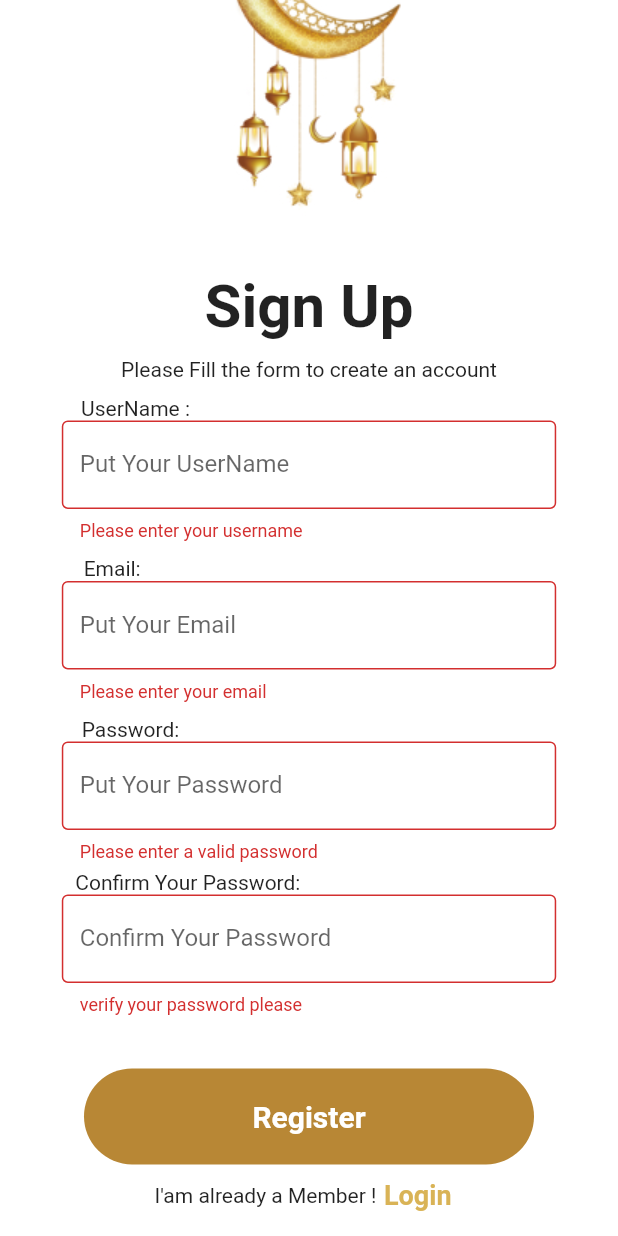
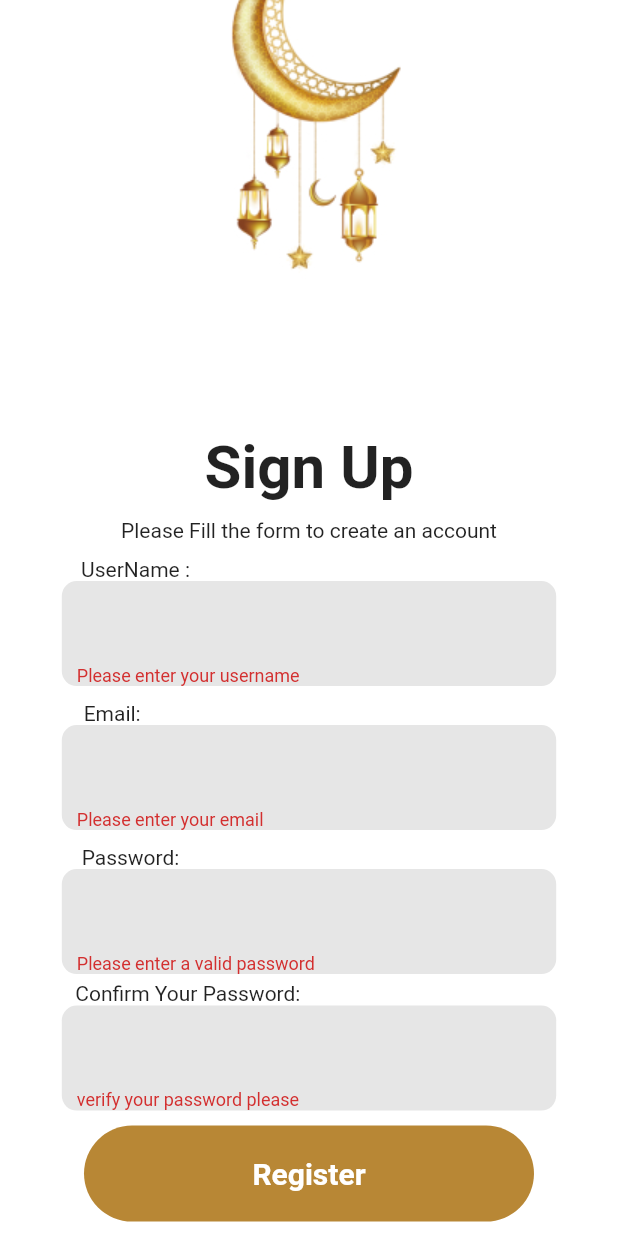
Before and after one commit to l-raouf/debug-entity, a Flutter app: the RegisterP screen opened directly, after a tap on "Register", on a phone screen of 412 x 824 dp. Run offline on Flutter 3.47's test engine with Material 2 defaults, Android fonts, the phone set to English and light mode, and no system bars; our stand-ins replace cloud_firestore, firebase_auth, firebase_core, firebase_storage, fluttertoast, hexcolor and 2 more; accounts and stored records are empty; project files that could hold a hidden picture were left out.

Commit message:
login + register detail chaned + animation with gesture detection

```diff
--- a/lib/main.dart
+++ b/lib/main.dart
@@ -1,5 +1,6 @@
 import 'package:debug_entity/pages/AdminDashboard/AdminDashboard.dart';
 import 'package:debug_entity/pages/AdminFoodValidation/FoodValidation.dart';
+import 'package:debug_entity/pages/Register/RegisterP.dart';
 import 'package:debug_entity/pages/SignIn/SignInP.dart';
 import 'package:debug_entity/pages/leaderboard/LeaderBoard.dart';
 import 'package:debug_entity/pages/mainAdmin/MainAdmin.dart';
@@ -12,7 +13,7 @@ Future<void> main() async {
   await Firebase.initializeApp();
   runApp(MaterialApp(
     debugShowCheckedModeBanner: false,
-    home: MainAdmin(),
+    home: RegisterP(),
   ));
 /*
 import 'package:debug_entity/pages/Profile/ProfileP.dart';
--- a/lib/pages/Register/RegisterP.dart
+++ b/lib/pages/Register/RegisterP.dart
@@ -21,17 +21,20 @@ class _RegisterPState extends State<RegisterP> {
   @override
   Widget build(BuildContext context) {
     var screenSize = MediaQuery.of(context).size;
-    return Scaffold(
-        body: Stack(
+    return GestureDetector(
+        onTap: () => FocusScope.of(context).requestFocus(FocusNode()),
+        child: Scaffold(
+            body: SafeArea(
+                child: Stack(
           children: [
             Container(
               color: Colors.white,
             ),
             Align(
-            alignment: Alignment(0.0, -1.8),
+                alignment: Alignment(0.0, -1.6),
                 child: Image(image: AssetImage('assets/hilal2.jpg'))),
             Align(
-          alignment: Alignment(0.0, 1.2),
+              alignment: Alignment(0.0, 2.5),
               child: Form(
                 key: _formkey,
                 child: Container(
@@ -41,7 +44,8 @@ class _RegisterPState extends State<RegisterP> {
                     Container(
                         child: Text(
                       'Sign Up',
-                  style: TextStyle(fontSize: 40, fontWeight: FontWeight.bold),
+                      style:
+                          TextStyle(fontSize: 40, fontWeight: FontWeight.bold),
                     )),
                     Container(
                         margin: EdgeInsets.only(top: 10),
@@ -54,7 +58,13 @@ class _RegisterPState extends State<RegisterP> {
                         Align(
                             alignment: Alignment(-0.90, 0.0),
                             child: Text('UserName :')),
-                    TextFormField(
+                        Container(
+                            padding: EdgeInsets.only(left: 10, right: 10),
+                            decoration: BoxDecoration(
+                                color: Color.fromARGB(110, 196, 196, 196),
+                                borderRadius:
+                                    BorderRadius.all(Radius.circular(10))),
+                            child: TextFormField(
                               controller: usernameController,
                               onSaved: (value) {
                                 usernameController.text = value!;
@@ -66,11 +76,10 @@ class _RegisterPState extends State<RegisterP> {
                                 return null;
                               },
                               decoration: InputDecoration(
-                        labelText: 'Put Your UserName',
-                        border: OutlineInputBorder(),
+                                border: InputBorder.none,
                               ),
                               keyboardType: TextInputType.name,
-                    )
+                            ))
                       ]),
                     ),
                     Container(
@@ -79,7 +88,13 @@ class _RegisterPState extends State<RegisterP> {
                         Align(
                             alignment: Alignment(-0.90, 0.0),
                             child: Text('Email:')),
-                    TextFormField(
+                        Container(
+                            padding: EdgeInsets.only(left: 10, right: 10),
+                            decoration: BoxDecoration(
+                                color: Color.fromARGB(110, 196, 196, 196),
+                                borderRadius:
+                                    BorderRadius.all(Radius.circular(10))),
+                            child: TextFormField(
                               controller: emailController,
                               onSaved: (value) {
                                 emailController.text = value!;
@@ -91,11 +106,10 @@ class _RegisterPState extends State<RegisterP> {
                                 return null;
                               },
                               decoration: InputDecoration(
-                        labelText: 'Put Your Email',
-                        border: OutlineInputBorder(),
+                                border: InputBorder.none,
                               ),
                               keyboardType: TextInputType.emailAddress,
-                    )
+                            ))
                       ]),
                     ),
                     Container(
@@ -104,7 +118,13 @@ class _RegisterPState extends State<RegisterP> {
                         Align(
                             alignment: Alignment(-0.90, 0.0),
                             child: Text('Password:')),
-                    TextFormField(
+                        Container(
+                            padding: EdgeInsets.only(left: 10, right: 10),
+                            decoration: BoxDecoration(
+                                color: Color.fromARGB(110, 196, 196, 196),
+                                borderRadius:
+                                    BorderRadius.all(Radius.circular(10))),
+                            child: TextFormField(
                               controller: passwordController,
                               onSaved: (value) {
                                 passwordController.text = value!;
@@ -118,11 +138,10 @@ class _RegisterPState extends State<RegisterP> {
                                 return null;
                               },
                               decoration: InputDecoration(
-                        labelText: 'Put Your Password',
-                        border: OutlineInputBorder(),
+                                border: InputBorder.none,
                               ),
                               keyboardType: TextInputType.visiblePassword,
-                    )
+                            ))
                       ]),
                     ),
                     Container(
@@ -131,7 +150,13 @@ class _RegisterPState extends State<RegisterP> {
                         Align(
                             alignment: Alignment(-0.90, 0.0),
                             child: Text('Confirm Your Password:')),
-                    TextFormField(
+                        Container(
+                            padding: EdgeInsets.only(left: 10, right: 10),
+                            decoration: BoxDecoration(
+                                color: Color.fromARGB(110, 196, 196, 196),
+                                borderRadius:
+                                    BorderRadius.all(Radius.circular(10))),
+                            child: TextFormField(
                               controller: password2Controller,
                               onSaved: (value) {
                                 password2Controller.text = value!;
@@ -145,20 +170,20 @@ class _RegisterPState extends State<RegisterP> {
                                 return null;
                               },
                               decoration: InputDecoration(
-                        labelText: 'Confirm Your Password',
-                        border: OutlineInputBorder(),
+                                border: InputBorder.none,
                               ),
                               keyboardType: TextInputType.visiblePassword,
-                    )
+                            ))
                       ]),
                     ),
                     Container(
-                    margin: EdgeInsets.only(top: 35),
+                        margin: EdgeInsets.only(top: 10),
                         height: 64,
                         width: 300,
                         decoration: BoxDecoration(
                             color: Color.fromARGB(255, 184, 135, 53),
-                        borderRadius: BorderRadius.all(Radius.circular(100))),
+                            borderRadius:
+                                BorderRadius.all(Radius.circular(100))),
                         child: TextButton(
                             onPressed: () {
                               if (!_formkey.currentState!.validate()) {
@@ -212,6 +237,6 @@ class _RegisterPState extends State<RegisterP> {
               ),
             )
           ],
-    ));
+        ))));
   }
 }
```
Also changed, not shown: lib/pages/SignIn/SignInP.dart (+32 -16 lines). Lines whose indentation alone changed are shown as unchanged.
